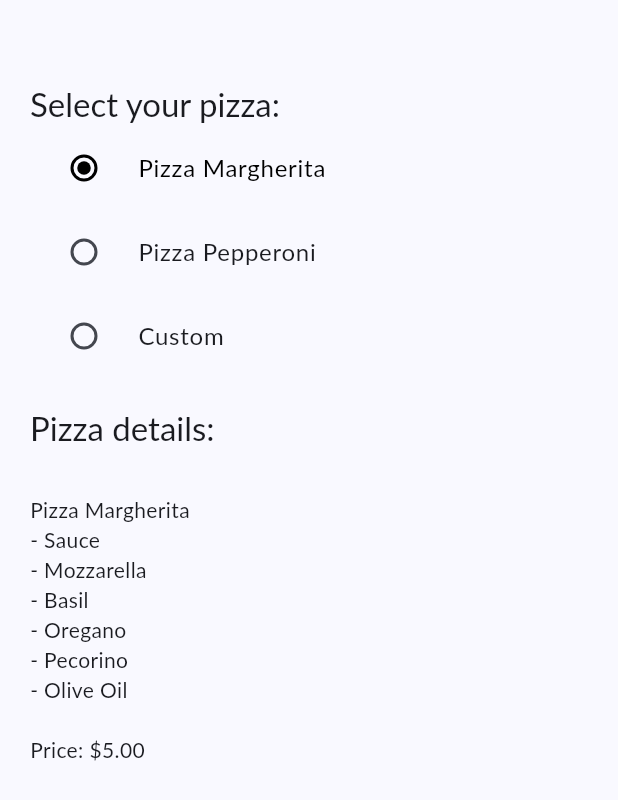
After one commit to manypark/flutter-design-patterns, a Flutter app: the DecoratorExampleScreen screen opened by its route, on a phone screen of 412 x 824 dp. The commit adds this screen. Shown: the top 800 px of the screen. Run offline on Flutter 3.47's test engine with Material 3 defaults, Android fonts, the phone set to English and light mode, and no system bars; our stand-ins replace flutter_riverpod, go_router, riverpod_annotation; missing offline and left inert: faker_dart; generated files the repository leaves out were written again; Roboto replaces fonts that are missing (Lato).

Commit message:
feat: pattern decorator implemented

```diff
--- a/lib/config/router/app_router.dart
+++ b/lib/config/router/app_router.dart
@@ -1,6 +1,7 @@
 import 'package:go_router/go_router.dart';
 import 'package:riverpod_annotation/riverpod_annotation.dart';
 
+import '../../features/decorator/screens/decorator_example_screen.dart';
 import '../../features/prototype/presentation/screen/prototype.dart';
 import '../../features/builder/presentation/screen/builder_example.dart';
 import '../../features/error_screen/presentation/screen/error_screen.dart';
@@ -63,6 +64,11 @@ GoRouter appRouter (AppRouterRef ref) {
         builder : (context, state) => const CompositeExample(),
       ),
 
+      GoRoute(
+        path    : DecoratorExampleScreen.path,
+        builder : (context, state) => const DecoratorExampleScreen(),
+      ),
+
 ///////////////////////////////////////////////////
       GoRoute(
         path    : ErrorScreen.path,
--- /dev/null
+++ b/lib/features/decorator/screens/decorator_example_screen.dart
@@ -0,0 +1,92 @@
+import 'package:flutter/material.dart';
+
+import '../widgets/pizza_menu.dart';
+import '../widgets/pizza/pizza.dart';
+import '../widgets/pizza_selection.dart';
+import '../widgets/pizza_information.dart';
+import '../widgets/pizza/pizza_topping_data.dart';
+import '../widgets/custom_pizza_selection.dart';
+
+class DecoratorExampleScreen extends StatefulWidget {
+
+  static String path = '/decorator-example-screen';
+
+  const DecoratorExampleScreen({super.key});
+
+  @override
+  DecoratorExampleState createState() => DecoratorExampleState();
+}
+
+class DecoratorExampleState extends State<DecoratorExampleScreen> {
+
+  final pizzaMenu = PizzaMenu();
+  late final Map<int, PizzaToppingData> _pizzaToppingsDataMap;
+  late Pizza _pizza;
+  int _selectedIndex = 0;
+
+  @override
+  void initState() {
+    super.initState();
+    _pizzaToppingsDataMap = pizzaMenu.getPizzaToppingsDataMap();
+    _pizza = pizzaMenu.getPizza(0, _pizzaToppingsDataMap);
+  }
+
+  void _onSelectedIndexChanged(int? index) {
+    _setSelectedIndex(index!);
+    _setSelectedPizza(index);
+  }
+
+  void _setSelectedIndex(int index) => setState(() => _selectedIndex = index);
+
+  void _onCustomPizzaChipSelected(int index, bool? selected) {
+    _setChipSelected(index, selected!);
+    _setSelectedPizza(_selectedIndex);
+  }
+
+  void _setChipSelected(int index, bool selected) => setState(() {
+        _pizzaToppingsDataMap[index]!.setSelected(isSelected: selected);
+      });
+
+  void _setSelectedPizza(int index) => setState(() {
+        _pizza = pizzaMenu.getPizza(index, _pizzaToppingsDataMap);
+      });
+
+  @override
+  Widget build(BuildContext context) {
+    return Scaffold(
+      appBar: AppBar(),
+      body  : SingleChildScrollView(
+        padding : const EdgeInsets.symmetric( horizontal:20 ),
+        child   : Column(
+          children: [
+
+            Row(
+              children: [
+                Text(
+                  'Select your pizza:',
+                  style: Theme.of(context).textTheme.titleLarge,
+                ),
+              ],
+            ),
+
+            PizzaSelection(
+              selectedIndex: _selectedIndex,
+              onChanged: _onSelectedIndexChanged,
+            ),
+
+            if (_selectedIndex == 2)
+            CustomPizzaSelection(
+              pizzaToppingsDataMap: _pizzaToppingsDataMap,
+              onSelected: _onCustomPizzaChipSelected,
+            ),
+
+            PizzaInformation(
+              pizza: _pizza,
+            ),
+
+          ],
+        ),
+      ),
+    );
+  }
+}
--- /dev/null
+++ b/lib/features/decorator/widgets/custom_pizza_selection.dart
@@ -0,0 +1,77 @@
+import 'package:flutter/material.dart';
+
+import 'pizza/pizza_topping_data.dart';
+
+class CustomPizzaSelection extends StatelessWidget {
+
+  final Map<int, PizzaToppingData> pizzaToppingsDataMap;
+  final Function(int, bool?) onSelected;
+
+  const CustomPizzaSelection({
+    super.key,
+    required this.pizzaToppingsDataMap,
+    required this.onSelected,
+  });
+
+  @override
+  Widget build(BuildContext context) {
+    return SizedBox(
+      height: 50,
+      child : ListView.builder(
+        addAutomaticKeepAlives: false,
+        scrollDirection: Axis.horizontal,
+        shrinkWrap  : true,
+        itemCount   : pizzaToppingsDataMap.length,
+        itemBuilder : (context, index) {
+          return index == 0
+          ? _ChoiceChip(
+              label: 'Pizza Base',
+              selected: true,
+              onSelected: (_) {},
+            )
+          : Padding(
+            padding : const EdgeInsets.only( left: 10 ),
+            child   : _ChoiceChip(
+                label     : pizzaToppingsDataMap[index]!.label,
+                selected  : pizzaToppingsDataMap[index]!.selected,
+                onSelected: (bool? selected) => onSelected(index, selected),
+              ),
+          );
+        }
+      ),
+    );
+  }
+}
+
+class _ChoiceChip extends StatelessWidget {
+
+  const _ChoiceChip({
+    required this.label,
+    required this.selected,
+    required this.onSelected,
+  });
+
+  final String label;
+  final bool selected;
+  final ValueSetter<bool> onSelected;
+
+  @override
+  Widget build(BuildContext context) {
+    final color = selected ? Colors.white : Colors.black;
+
+    return ChoiceChip(
+      color: WidgetStateProperty.resolveWith((states) {
+        if (states.contains(WidgetState.selected)) {
+          return Colors.black;
+        }
+
+        return Colors.white;
+      }),
+      label: Text(label),
+      labelStyle: TextStyle(color: color),
+      checkmarkColor: color,
+      selected: selected,
+      onSelected: onSelected,
+    );
+  }
+}
--- /dev/null
+++ b/lib/features/decorator/widgets/pizza/decorators/basil.dart
@@ -0,0 +1,13 @@
+
+import '../pizza_decorator.dart';
+
+class Basil extends PizzaDecorator {
+
+  const Basil(super.pizza);
+
+  @override
+  String getDescription() => '${pizza.getDescription()}\n- Basil';
+
+  @override
+  double getPrice() => pizza.getPrice() + 0.2;
+}
--- /dev/null
+++ b/lib/features/decorator/widgets/pizza/decorators/decorators.dart
@@ -0,0 +1,7 @@
+export 'basil.dart';
+export 'mozzarella.dart';
+export 'olive_oil.dart';
+export 'oregano.dart';
+export 'pecorino.dart';
+export 'pepperoni.dart';
+export 'sauce.dart';
--- /dev/null
+++ b/lib/features/decorator/widgets/pizza/decorators/mozzarella.dart
@@ -0,0 +1,13 @@
+
+import '../pizza_decorator.dart';
+
+class Mozzarella extends PizzaDecorator {
+
+  const Mozzarella(super.pizza);
+
+  @override
+  String getDescription() => '${pizza.getDescription()}\n- Mozzarella';
+
+  @override
+  double getPrice() => pizza.getPrice() + 0.5;
+}
--- /dev/null
+++ b/lib/features/decorator/widgets/pizza/decorators/olive_oil.dart
@@ -0,0 +1,12 @@
+import '../pizza_decorator.dart';
+
+class OliveOil extends PizzaDecorator {
+
+  const OliveOil(super.pizza);
+
+  @override
+  String getDescription() => '${pizza.getDescription()}\n- Olive Oil';
+
+  @override
+  double getPrice() => pizza.getPrice() + 0.1;
+}
--- /dev/null
+++ b/lib/features/decorator/widgets/pizza/decorators/oregano.dart
@@ -0,0 +1,13 @@
+
+import '../pizza_decorator.dart';
+
+class Oregano extends PizzaDecorator {
+
+  const Oregano(super.pizza);
+
+  @override
+  String getDescription() => '${pizza.getDescription()}\n- Oregano';
+
+  @override
+  double getPrice() => pizza.getPrice() + 0.2;
+}
--- /dev/null
+++ b/lib/features/decorator/widgets/pizza/decorators/pecorino.dart
@@ -0,0 +1,13 @@
+
+import '../pizza_decorator.dart';
+
+class Pecorino extends PizzaDecorator {
+
+  const Pecorino(super.pizza);
+
+  @override
+  String getDescription() => '${pizza.getDescription()}\n- Pecorino';
+
+  @override
+  double getPrice() => pizza.getPrice() + 0.7;
+}
--- /dev/null
+++ b/lib/features/decorator/widgets/pizza/decorators/pepperoni.dart
@@ -0,0 +1,13 @@
+
+import '../pizza_decorator.dart';
+
+class Pepperoni extends PizzaDecorator {
+
+  const Pepperoni(super.pizza);
+
+  @override
+  String getDescription() => '${pizza.getDescription()}\n- Pepperoni';
+
+  @override
+  double getPrice() => pizza.getPrice() + 1.5;
+}
--- /dev/null
+++ b/lib/features/decorator/widgets/pizza/decorators/sauce.dart
@@ -0,0 +1,13 @@
+
+import '../pizza_decorator.dart';
+
+class Sauce extends PizzaDecorator {
+
+  const Sauce(super.pizza);
+
+  @override
+  String getDescription() => '${pizza.getDescription()}\n- Sauce';
+
+  @override
+  double getPrice() => pizza.getPrice() + 0.3;
+}
--- /dev/null
+++ b/lib/features/decorator/widgets/pizza/pizza.dart
@@ -0,0 +1,4 @@
+abstract interface class Pizza {
+  String getDescription();
+  double getPrice();
+}
--- /dev/null
+++ b/lib/features/decorator/widgets/pizza/pizza_base.dart
@@ -0,0 +1,15 @@
+import 'pizza.dart';
+
+class PizzaBase implements Pizza {
+
+  const PizzaBase(this.description);
+
+  final String description;
+
+  @override
+  String getDescription() => description;
+
+  @override
+  double getPrice() => 3.0;
+
+}
--- /dev/null
+++ b/lib/features/decorator/widgets/pizza/pizza_decorator.dart
@@ -0,0 +1,15 @@
+import 'pizza.dart';
+
+abstract class PizzaDecorator implements Pizza {
+
+  const PizzaDecorator(this.pizza);
+
+  final Pizza pizza;
+
+  @override
+  String getDescription() => pizza.getDescription();
+
+  @override
+  double getPrice() => pizza.getPrice();
+
+}
--- /dev/null
+++ b/lib/features/decorator/widgets/pizza/pizza_topping_data.dart
@@ -0,0 +1,8 @@
+class PizzaToppingData {
+  PizzaToppingData(this.label);
+
+  final String label;
+  bool selected = false;
+
+  void setSelected({required bool isSelected}) => selected = isSelected;
+}
--- /dev/null
+++ b/lib/features/decorator/widgets/pizza_information.dart
@@ -0,0 +1,36 @@
+import 'package:flutter/material.dart';
+
+import 'pizza/pizza.dart';
+
+class PizzaInformation extends StatelessWidget {
+
+  final Pizza pizza;
+
+  const PizzaInformation({
+    super.key,
+    required this.pizza,
+  });
+
+  @override
+  Widget build(BuildContext context) {
+    return Column(
+      crossAxisAlignment: CrossAxisAlignment.stretch,
+      children          : [
+
+        const SizedBox( height: 20 ),
+
+        Text(
+          'Pizza details:',
+          style: Theme.of(context).textTheme.titleLarge,
+        ),
+        const SizedBox(height: 30),
+        Text(
+          pizza.getDescription(),
+          textAlign: TextAlign.justify,
+        ),
+        const SizedBox(height: 20),
+        Text('Price: \$${pizza.getPrice().toStringAsFixed(2)}'),
+      ],
+    );
+  }
+}
--- /dev/null
+++ b/lib/features/decorator/widgets/pizza_menu.dart
@@ -0,0 +1,63 @@
+import 'pizza/pizza.dart';
+import 'pizza/pizza_base.dart';
+import 'pizza/pizza_topping_data.dart';
+import 'pizza/decorators/decorators.dart';
+
+class PizzaMenu {
+
+  final Map<int, PizzaToppingData> _pizzaToppingsDataMap = {
+    1: PizzaToppingData('Basil'),
+    2: PizzaToppingData('Mozzarella'),
+    3: PizzaToppingData('Olive Oil'),
+    4: PizzaToppingData('Oregano'),
+    5: PizzaToppingData('Pecorino'),
+    6: PizzaToppingData('Pepperoni'),
+    7: PizzaToppingData('Sauce'),
+  };
+
+  Map<int, PizzaToppingData> getPizzaToppingsDataMap() => _pizzaToppingsDataMap;
+
+  Pizza getPizza(int index, Map<int, PizzaToppingData> pizzaToppingsDataMap) =>
+      switch (index) {
+        0 => _getMargherita(),
+        1 => _getPepperoni(),
+        2 => _getCustom(pizzaToppingsDataMap),
+        _ => throw Exception("Index of '$index' does not exist."),
+      };
+
+  Pizza _getMargherita() {
+    Pizza pizza = const PizzaBase('Pizza Margherita');
+    pizza = Sauce(pizza);
+    pizza = Mozzarella(pizza);
+    pizza = Basil(pizza);
+    pizza = Oregano(pizza);
+    pizza = Pecorino(pizza);
+    pizza = OliveOil(pizza);
+
+    return pizza;
+  }
+
+  Pizza _getPepperoni() {
+    Pizza pizza = const PizzaBase('Pizza Pepperoni');
+    pizza = Sauce(pizza);
+    pizza = Mozzarella(pizza);
+    pizza = Pepperoni(pizza);
+    pizza = Oregano(pizza);
+
+    return pizza;
+  }
+
+  Pizza _getCustom(Map<int, PizzaToppingData> pizzaToppingsDataMap) {
+    Pizza pizza = const PizzaBase('Custom Pizza');
+
+    if (pizzaToppingsDataMap[1]!.selected) pizza = Basil(pizza);
+    if (pizzaToppingsDataMap[2]!.selected) pizza = Mozzarella(pizza);
+    if (pizzaToppingsDataMap[3]!.selected) pizza = OliveOil(pizza);
+    if (pizzaToppingsDataMap[4]!.selected) pizza = Oregano(pizza);
+    if (pizzaToppingsDataMap[5]!.selected) pizza = Pecorino(pizza);
+    if (pizzaToppingsDataMap[6]!.selected) pizza = Pepperoni(pizza);
+    if (pizzaToppingsDataMap[7]!.selected) pizza = Sauce(pizza);
+
+    return pizza;
+  }
+}
--- /dev/null
+++ b/lib/features/decorator/widgets/pizza_selection.dart
@@ -0,0 +1,42 @@
+import 'package:flutter/material.dart';
+
+const _labels = ['Pizza Margherita', 'Pizza Pepperoni', 'Custom'];
+
+class PizzaSelection extends StatelessWidget {
+
+  final int selectedIndex;
+  final ValueSetter<int?> onChanged;
+
+  const PizzaSelection({
+    super.key,
+    required this.selectedIndex,
+    required this.onChanged,
+  });
+
+  @override
+  Widget build(BuildContext context) {
+    return Column(
+      children: [
+
+        ListView.builder(
+          addAutomaticKeepAlives: false,
+          shrinkWrap  : true,
+          itemCount   : _labels.length,
+          itemBuilder : (context, index) {
+
+            final item = _labels[index];
+
+            return RadioListTile(
+              title       : Text(item),
+              value       : index,
+              groupValue  : selectedIndex,
+              selected    : index == selectedIndex,
+              activeColor : Colors.black,
+              onChanged   : onChanged,
+            );
+          },
+        ),
+      ],
+    );
+  }
+}
--- a/lib/features/menu/presentation/widgets/menu_views/structural_view.dart
+++ b/lib/features/menu/presentation/widgets/menu_views/structural_view.dart
@@ -2,6 +2,7 @@ import 'package:flutter/material.dart';
 import 'package:go_router/go_router.dart';
 
 import '../../../../bridge/presentation/screen/bridge_scree.dart';
+import '../../../../decorator/screens/decorator_example_screen.dart';
 import '../../../../adapter/presentation/screen/adapter_example_screen.dart';
 import '../../../../composite/presentation/screen/composite_example_screen.dart';
 
@@ -46,7 +47,8 @@ class StructurallListView extends StatelessWidget {
               ListTile(
                 title   : const Text('Decorator'),
                 trailing: const Icon( Icons.arrow_forward_ios_rounded ),
-                onTap   : () {},
+                onTap   : () => context.push( DecoratorExampleScreen.path ),
+                // DecoratorExampleScreen
               ),
 
               const Divider(height: 1, thickness: 0.5,),
```
Also changed, not shown: lib/features/decorator/decorator.dart (added).
